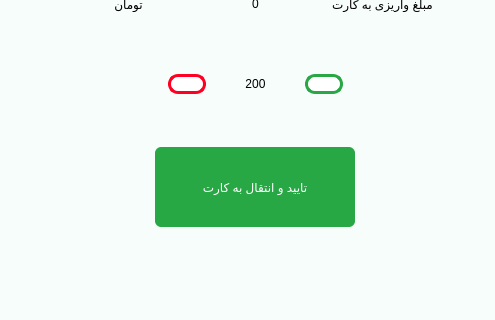
The window that main.ui (Farazist/raspberrypi-app) describes before a commit, drawn with Qt 5; both pictures show x 0 to 495 and y 280 to 600 of the 1000 by 600 pixel window.
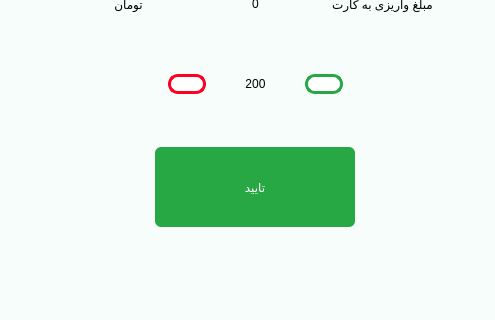
The same window after the commit. The open tabs and pages were chosen to show the change. Icons and pictures are not drawn.

Commit message: edit rfid btn

```diff
--- a/main.ui
+++ b/main.ui
@@ -4115,7 +4115,7 @@
 }</string>
             </property>
             <property name="text">
-             <string>تایید و انتقال به کارت</string>
+             <string>تایید</string>
             </property>
            </widget>
           </item>
```
Left out of the diff: 2 changed lines with no effect on the pictures. The commit also changes 1 other file.
